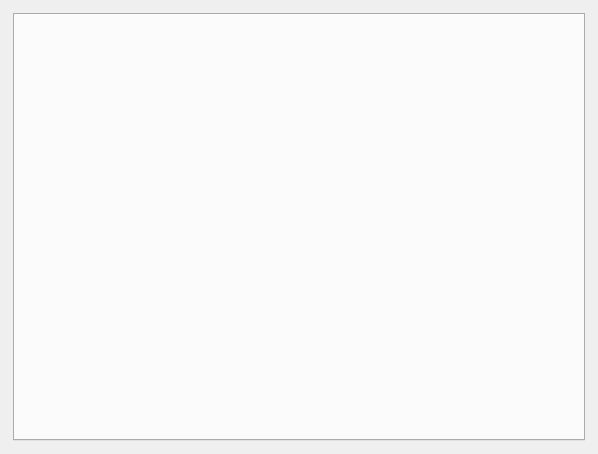
First picture: the form in ui/project_tab_widget.ui, repository Eltee/cdegs-aid, before the edit.
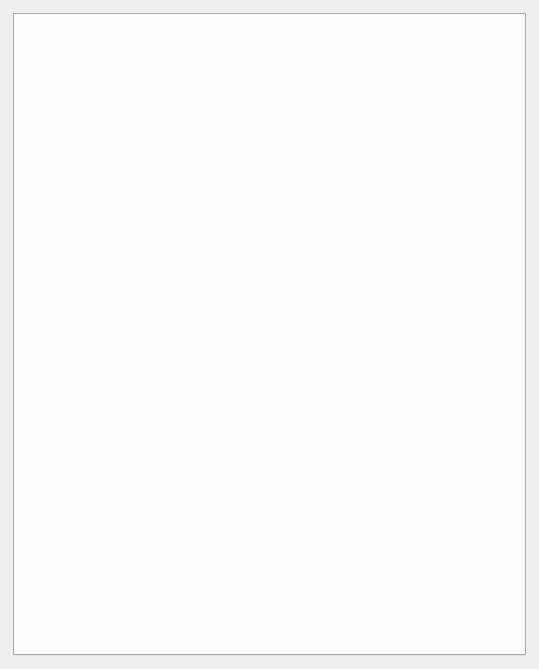
Second picture: the form after the edit.

Commit message: Avancement de l'interface conducteur

Diff of the .ui file:
```diff
--- a/ui/project_tab_widget.ui
+++ b/ui/project_tab_widget.ui
@@ -6,10 +6,22 @@
    <rect>
     <x>0</x>
     <y>0</y>
-    <width>598</width>
-    <height>454</height>
+    <width>539</width>
+    <height>669</height>
    </rect>
   </property>
+  <property name="sizePolicy">
+   <sizepolicy hsizetype="MinimumExpanding" vsizetype="MinimumExpanding">
+    <horstretch>0</horstretch>
+    <verstretch>0</verstretch>
+   </sizepolicy>
+  </property>
+  <property name="minimumSize">
+   <size>
+    <width>539</width>
+    <height>669</height>
+   </size>
+  </property>
   <property name="windowTitle">
    <string>Form</string>
   </property>
@@ -59,8 +71,8 @@
      </property>
      <property name="minimumSize">
       <size>
-       <width>200</width>
-       <height>200</height>
+       <width>505</width>
+       <height>635</height>
       </size>
      </property>
      <property name="currentIndex">
```
The commit also changes 6 other files.
